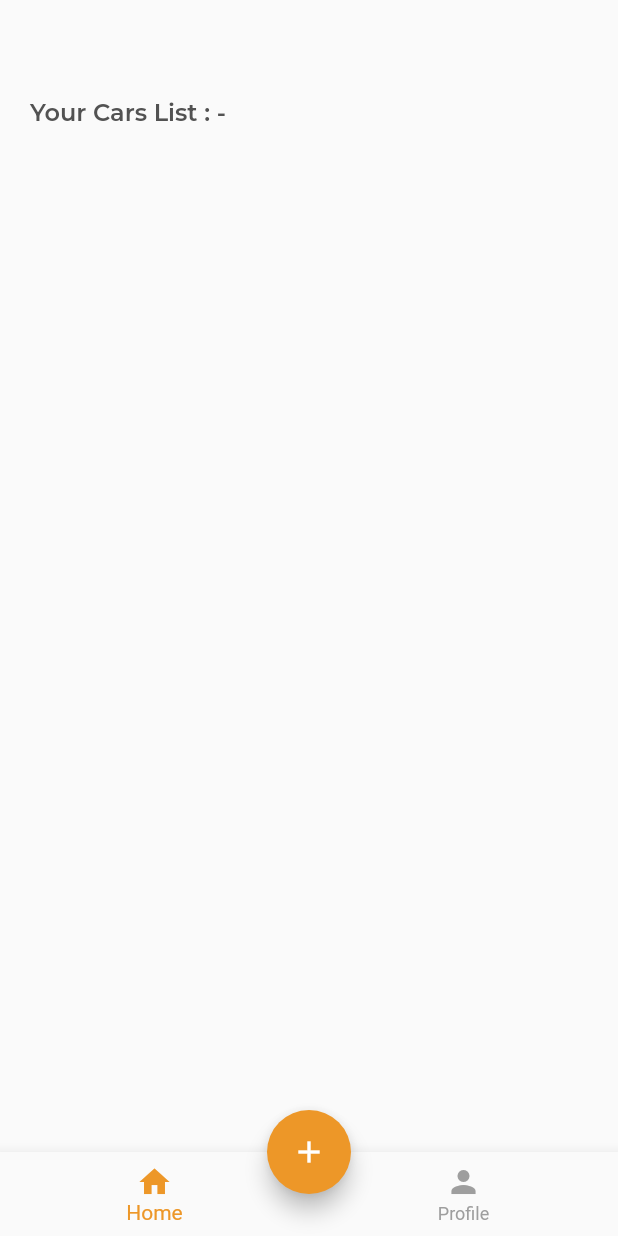
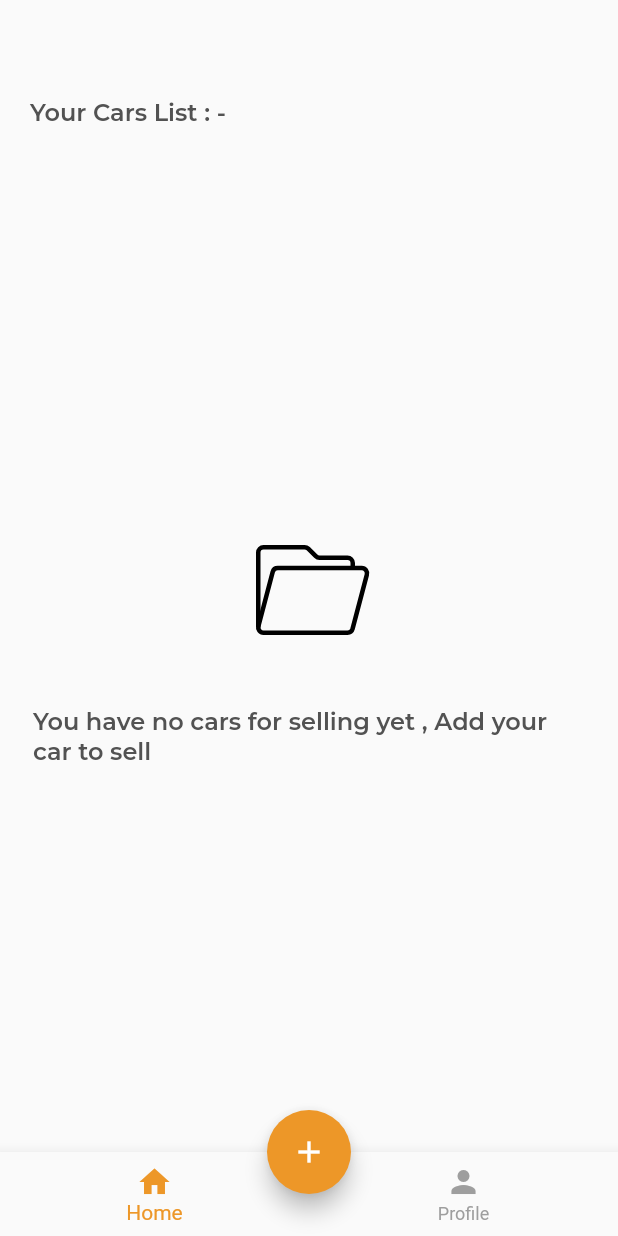
Before and after one commit to MohamedMounier/Car-Seller, a Flutter app: the HomeScreen screen opened by its route, on a phone screen of 412 x 824 dp. Run offline on Flutter 3.47's test engine with Material 2 defaults, Android fonts, the phone set to English and light mode, and no system bars; our stand-ins replace bloc, cached_network_image, carousel_slider, cloud_firestore, dartz, equatable and 8 more; accounts and stored records are empty.

Commit message:
uploaded app

```diff
--- a/lib/core/app.dart
+++ b/lib/core/app.dart
@@ -25,7 +25,7 @@ class MyApp extends StatelessWidget {
         create: (_)=>RegisterBloc(sl(), sl())),
 
         BlocProvider<LoginBloc>(
-            create: (_)=>LoginBloc(sl(),sl(),sl())),
+            create: (_)=>LoginBloc(sl(),sl(),sl())..add(SaveUserTypeEvent(false))),
         BlocProvider<HomeBloc>(
             create: (_)=>HomeBloc(sl(),sl(),sl(),sl(),sl())),
         BlocProvider<AddCarForSaleBloc>(
--- a/lib/features/auth/presentation/screens/register_screen.dart
+++ b/lib/features/auth/presentation/screens/register_screen.dart
@@ -36,7 +36,6 @@ class RegisterScreen extends StatelessWidget {
               isTrader: state.isTrader,
               phone: phoneCtrl.text)));
         } else if (state.requestState == RequestState.isLoading) {
-          ScaffoldMessenger.of(context).showSnackBar(snackBarToast(text: 'Loading', isError: false));
 
         } else if (state.requestState == RequestState.isSucc &&
             state.registerStep == RegisterSteps.isAddedUser) {
--- a/lib/features/bids/data/datasource/remote_bids_data_source.dart
+++ b/lib/features/bids/data/datasource/remote_bids_data_source.dart
@@ -76,7 +76,10 @@ class BidsRemoteDataSource implements BaseBidsRemoteDataSource{
 
   @override
   Future<void> addOffer(OfferModel offer)async {
-    return await fireStore.collection(BidsFireStoreConsts.offers).doc(offer.traderUid).collection(BidsFireStoreConsts.traderOffers).doc(offer.saleId).set(offer.toFireStore());
+     //await fireStore.collection(BidsFireStoreConsts.offers).doc(offer.traderUid).collection(BidsFireStoreConsts.traderOffers).doc(offer.saleId).set(offer.toFireStore());
+    return await fireStore.collection(BidsFireStoreConsts.offers).doc(offer.traderUid).set({'Offer':'Success'}).then((value) {
+      fireStore.collection(BidsFireStoreConsts.offers).doc(offer.traderUid).collection(BidsFireStoreConsts.traderOffers).doc(offer.saleId).set(offer.toFireStore());
+    });
 
   }
 
--- a/lib/features/bids/presentation/controller/home_bloc.dart
+++ b/lib/features/bids/presentation/controller/home_bloc.dart
@@ -136,14 +136,20 @@ class HomeBloc extends Bloc<HomeEvent, HomeState> {
     ));
 
     final result = await getUserUseCase(GetUserUseCaseParameters(
-      userId: state.userUid,
+      userId: appPrefrences.fetchSavedUserUid(),
       isTrader: state.isTrader,
     ));
     result.fold(
-        (l) => emit(state.copyWith(
-            requestState: RequestState.isError, errorMessage: l.errorMessage,
-          step: HomeScreenDataSteps.isFetchingUserInfoError
-        )),
+
+        (l) {
+          print('user uid in error fetching user is ${state.userUid} ');
+          print('user type trader?  in error fetching user is ${state.isTrader} ');
+          emit(state.copyWith(
+              requestState: RequestState.isError, errorMessage: l.errorMessage,
+              step: HomeScreenDataSteps.isFetchingUserInfoError
+          )
+          );
+        } ,
         (r) {
           print('user uid is ${state.userUid} ');
           print('user type trader?  is ${state.isTrader} ');
--- a/lib/features/bids/presentation/screens/home_screen.dart
+++ b/lib/features/bids/presentation/screens/home_screen.dart
@@ -12,6 +12,7 @@ import 'package:voomeg/features/bids/presentation/controller/home_bloc.dart';
 import 'package:voomeg/features/bids/presentation/controller/offers_blocs/user_offers_bloc.dart';
 import 'package:voomeg/reusable/widgets/error_widget.dart';
 import 'package:voomeg/reusable/widgets/loading_widget.dart';
+import 'package:voomeg/reusable/widgets/no_data_widget.dart';
 
 import '../../../auth/presentation/controller/login_bloc.dart';
 
@@ -47,7 +48,7 @@ class _HomeScreenState extends State<HomeScreen> {
             state.requestState == RequestState.isSucc&&state.currentNavBarIndex==1) {
           BlocProvider.of<HomeBloc>(context).add(ResetHomeDataEvent());
         //  Navigator.pushReplacementNamed(context, AppRoutesName.login);
-          BlocProvider.of<LoginBloc>(context).add(ChangeUserTypeEvent(false));
+          BlocProvider.of<LoginBloc>(context).add(SaveUserTypeEvent(false));
 
           Future.delayed(Duration(milliseconds: 100),()=> Navigator.pushReplacementNamed(context, AppRoutesName.login));
         }
@@ -141,7 +142,10 @@ class _HomeScreenState extends State<HomeScreen> {
             );
   }
 
-  ListView userCarsList(HomeState state) {
+  Widget userCarsList(HomeState state) {
+    if(state.carsForSaleList.isEmpty){
+      return Center(child: NoDataWidget(message: 'You have no cars for selling yet , Add your car to sell'),);
+    }else{
       return ListView.builder(
           itemCount: state.carsForSaleList.length,
           itemBuilder: (context, index) {
@@ -160,6 +164,8 @@ class _HomeScreenState extends State<HomeScreen> {
               imagesList: state.carsForSaleList[index].photosUrls,
             );
           });
+
+    }
   }
 
 }
--- a/lib/features/bids/presentation/screens/offers_screens/user_offers_screen.dart
+++ b/lib/features/bids/presentation/screens/offers_screens/user_offers_screen.dart
@@ -11,6 +11,7 @@ import 'package:voomeg/reusable/toasts/app_toastss.dart';
 import 'package:voomeg/reusable/widgets/car_carouser_slider.dart';
 import 'package:voomeg/reusable/widgets/error_widget.dart';
 import 'package:voomeg/reusable/widgets/loading_widget.dart';
+import 'package:voomeg/reusable/widgets/no_data_widget.dart';
 import 'package:voomeg/reusable/widgets/price_row.dart';
 import 'package:voomeg/reusable/widgets/raw_info_headline.dart';
 
@@ -103,7 +104,7 @@ class UserOffersScreen extends StatelessWidget {
                           }),
                     ):Center(child: Padding(
                       padding: const EdgeInsets.only(top: 40.0),
-                      child: Text('No Offers Yet'),
+                      child: NoDataWidget(message: 'No Offers Yet'),
                     ),),
                   ],
                 ),
--- /dev/null
+++ b/lib/reusable/widgets/no_data_widget.dart
@@ -0,0 +1,32 @@
+import 'package:flutter/cupertino.dart';
+import 'package:flutter/material.dart';
+import 'package:lottie/lottie.dart';
+import 'package:voomeg/core/global/resources/assets_manager.dart';
+import 'package:voomeg/core/global/resources/values_manager.dart';
+
+class NoDataWidget extends StatelessWidget {
+  const NoDataWidget({Key? key, required this.message}) : super(key: key);
+  final String message;
+  @override
+  Widget build(BuildContext context) {
+    return Padding(
+      padding: const EdgeInsets.all(AppPading.p22),
+      child: Column(
+        mainAxisSize: MainAxisSize.min,
+        children: [
+          Lottie.asset(JsonAssets.noDataJson,
+          width: 100,
+            height: 100
+          ),
+          SizedBox(height: AppSize.s30,),
+
+          Flexible(
+            child: Text(message,
+            style: Theme.of(context).textTheme.headlineLarge,
+            ),
+          ),
+        ],
+      ),
+    );
+  }
+}
```
Also changed, not shown: lib/core/global/resources/theme_manager.dart (+6 -97 lines), lib/features/auth/presentation/controller/login_bloc.dart (+6 -3 lines), lib/features/auth/presentation/screens/login_screen.dart (+9 -21 lines), lib/features/bids/presentation/screens/add_car_screen.dart (+34 -8 lines), lib/features/bids/presentation/screens/offers_screens/add_offer_screen.dart (+10 -10 lines). Lines whose indentation alone changed are shown as unchanged.
